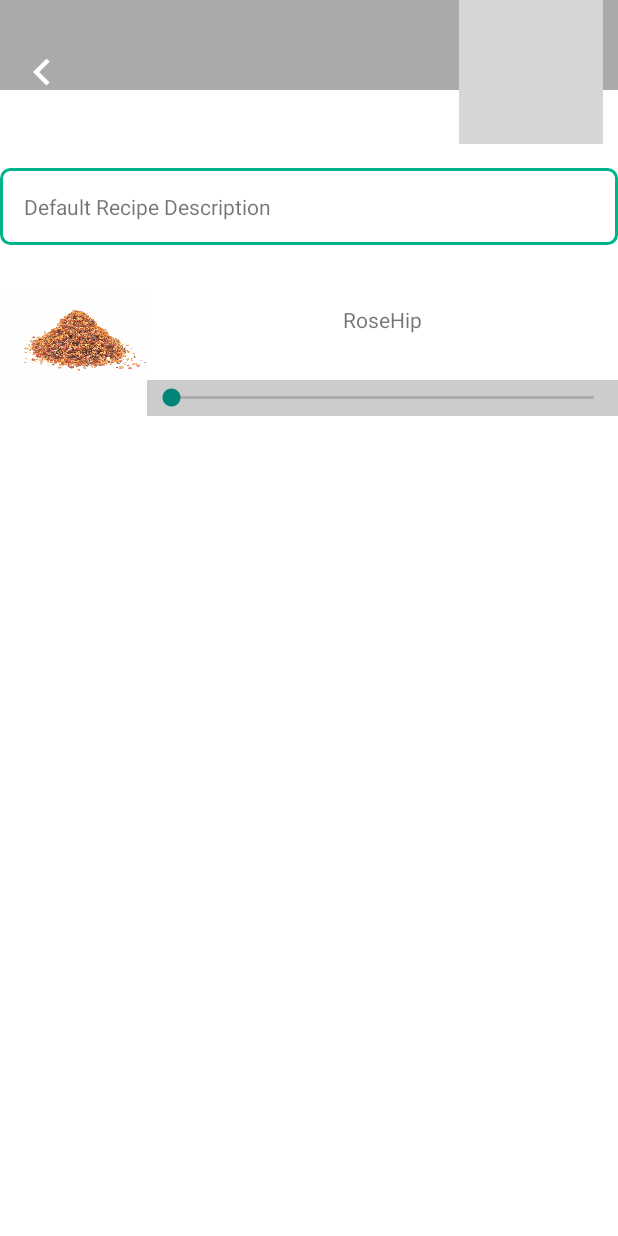
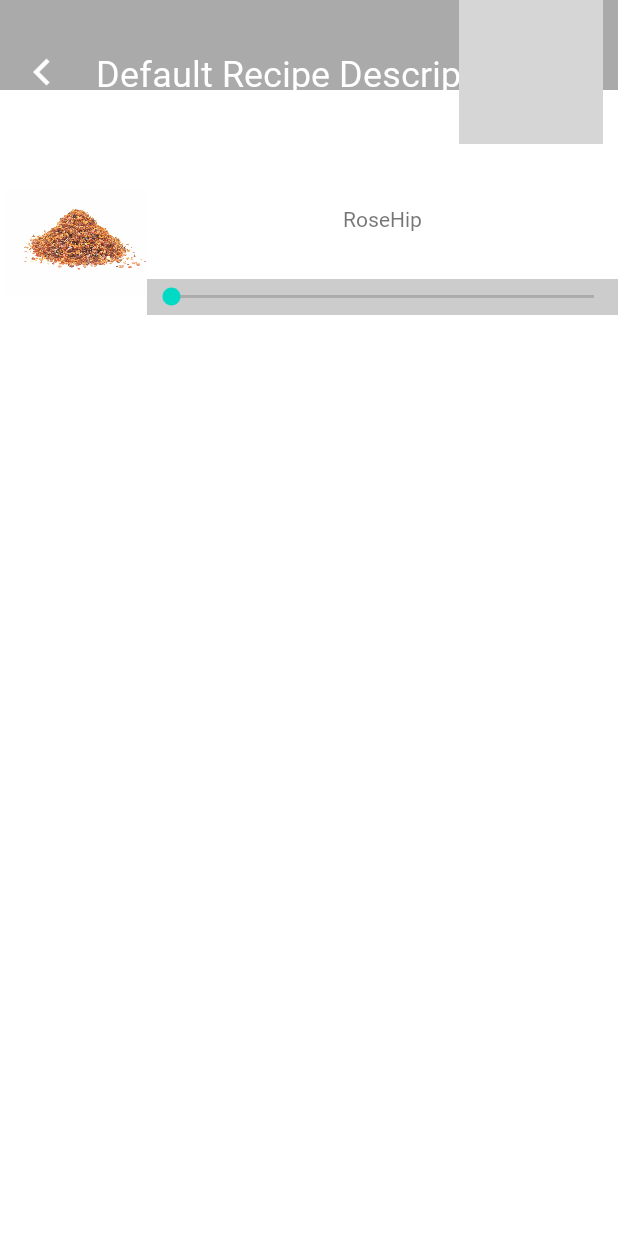
Before and after one commit to tadashi0701/ohanacha, an Android app: the screen it shows after launch (MainActivity), after a tap on an icon or button, on a phone screen of 412 x 824 dp. Run offline under Robolectric (Android 15) with nearby library versions, the phone set to English and light mode, and no system bars; our stand-ins replace AdMob, Dagger/Hilt's generated code, Room's generated code; 1 other tap on this screen came first; grey boxes are pictures that could not be loaded.

Commit message:
独自フォントを設定

```diff
--- a/app/build.gradle
+++ b/app/build.gradle
@@ -56,4 +56,5 @@ dependencies {
     implementation 'com.google.firebase:firebase-analytics:17.5.0'
     implementation 'com.google.firebase:firebase-ads:19.3.0'
     implementation 'com.google.android.gms:play-services-ads:19.3.0'
+    implementation 'uk.co.chrisjenx:calligraphy:2.3.0'
 }
--- a/app/src/main/AndroidManifest.xml
+++ b/app/src/main/AndroidManifest.xml
@@ -9,7 +9,7 @@
         android:label="@string/app_name"
         android:roundIcon="@mipmap/ic_launcher_round"
         android:supportsRtl="true"
-        android:theme="@style/Theme.AppCompat.Light.NoActionBar">
+        android:theme="@style/AppTheme">
         <meta-data
             android:name="com.google.android.gms.ads.APPLICATION_ID"
             android:value="ca-app-pub-2635473034605516~5618869670" />
--- a/app/src/main/java/com/monoprogram/myblend/presentation/top/blend/top/TopFragment.kt
+++ b/app/src/main/java/com/monoprogram/myblend/presentation/top/blend/top/TopFragment.kt
@@ -1,15 +1,19 @@
 package com.monoprogram.myblend.presentation.top.blend.top
 
+import android.graphics.Typeface
+import android.graphics.fonts.Font
 import android.os.Bundle
 import android.view.LayoutInflater
 import android.view.View
 import android.view.ViewGroup
+import android.widget.TextView
 import androidx.fragment.app.Fragment
 import androidx.lifecycle.Observer
 import androidx.lifecycle.ViewModelProviders
 import com.monoprogram.myblend.R
 import com.monoprogram.myblend.presentation.top.blend.MyRecipeViewModel
 import kotlinx.android.synthetic.main.fragment_top.*
+
 
 class TopFragment : Fragment() {
 
@@ -38,5 +42,4 @@ class TopFragment : Fragment() {
             adapter.notifyDataSetChanged()
         })
     }
-
 }
--- a/app/src/main/res/layout/fragment_blend_amount.xml
+++ b/app/src/main/res/layout/fragment_blend_amount.xml
@@ -46,18 +46,19 @@
             app:layout_constraintEnd_toEndOf="parent"
             app:layout_constraintTop_toTopOf="parent" />
 
+        <TextView
+            android:layout_width="wrap_content"
+            android:layout_height="wrap_content"
+            android:fontFamily="@font/ap_japanese_font"
+            android:text="@string/recipe_description"
+            android:textColor="@android:color/white"
+            android:textSize="24sp"
+            app:layout_constraintBottom_toBottomOf="parent"
+            app:layout_constraintEnd_toEndOf="parent"
+            app:layout_constraintStart_toStartOf="parent"
+            app:layout_constraintTop_toTopOf="parent" />
+
     </androidx.constraintlayout.widget.ConstraintLayout>
-
-    <TextView
-        android:id="@+id/text_recipe_description"
-        android:layout_width="match_parent"
-        android:layout_height="wrap_content"
-        android:layout_marginTop="@dimen/text_margin"
-        android:background="@drawable/frame_style"
-        android:padding="@dimen/text_margin"
-        android:text="@string/recipe_description"
-        app:layout_constraintStart_toStartOf="parent"
-        app:layout_constraintTop_toBottomOf="@+id/header_view" />
 
     <androidx.recyclerview.widget.RecyclerView
         android:id="@+id/my_recycler_view"
@@ -68,6 +69,6 @@
         app:layout_constraintBottom_toBottomOf="parent"
         app:layout_constraintEnd_toEndOf="parent"
         app:layout_constraintStart_toStartOf="parent"
-        app:layout_constraintTop_toBottomOf="@+id/text_recipe_description" />
+        app:layout_constraintTop_toBottomOf="@+id/header_view" />
 
 </androidx.constraintlayout.widget.ConstraintLayout>
--- a/app/src/main/res/layout/fragment_top.xml
+++ b/app/src/main/res/layout/fragment_top.xml
@@ -45,12 +45,14 @@
             android:id="@+id/default_recipe"
             android:layout_width="wrap_content"
             android:layout_height="wrap_content"
+            android:fontFamily="@font/ap_japanese_font"
             android:text="@string/default_recipe" />
 
         <com.google.android.material.tabs.TabItem
             android:id="@+id/previous_recipe"
             android:layout_width="wrap_content"
             android:layout_height="wrap_content"
+            android:fontFamily="@font/ap_japanese_font"
             android:text="@string/default_recipe" />
     </com.google.android.material.tabs.TabLayout>
 
--- a/app/src/main/res/layout/my_blend_item.xml
+++ b/app/src/main/res/layout/my_blend_item.xml
@@ -10,6 +10,7 @@
         android:layout_width="wrap_content"
         android:layout_height="wrap_content"
         android:layout_marginTop="10dp"
+        android:textSize="20sp"
         app:layout_constraintLeft_toLeftOf="parent"
         app:layout_constraintRight_toRightOf="parent"
         app:layout_constraintTop_toTopOf="parent" />
--- a/app/src/main/res/layout/my_recipe_base_item.xml
+++ b/app/src/main/res/layout/my_recipe_base_item.xml
@@ -24,6 +24,7 @@
         android:id="@+id/text_view"
         android:layout_width="wrap_content"
         android:layout_height="wrap_content"
+        android:textSize="20sp"
         app:layout_constraintBottom_toBottomOf="@id/select_herb"
         app:layout_constraintLeft_toRightOf="@+id/select_herb"
         app:layout_constraintTop_toTopOf="@id/select_herb" />
--- a/app/src/main/res/values/styles.xml
+++ b/app/src/main/res/values/styles.xml
@@ -1,10 +1,11 @@
 <resources>
     <!-- Base application theme. -->
-    <style name="AppTheme" parent="Theme.AppCompat.Light.DarkActionBar">
+    <style name="AppTheme" parent="Theme.AppCompat.Light.NoActionBar">
         <item name="colorPrimary">@color/colorPrimary</item>
         <item name="colorPrimaryDark">@color/colorPrimaryDark</item>
         <item name="colorAccent">@color/colorAccent</item>
         <item name="android:windowFullscreen">true</item>
+        <item name="android:fontFamily">@font/ap_japanese_font</item>
     </style>
 
 </resources>
```
Also changed, not shown: app/src/main/java/com/monoprogram/myblend/presentation/top/blend/amount/BlendAmountFragment.kt (+3 -5 lines), app/src/main/res/layout/default_blend_item.xml (+6 -4 lines), 2 other files.
